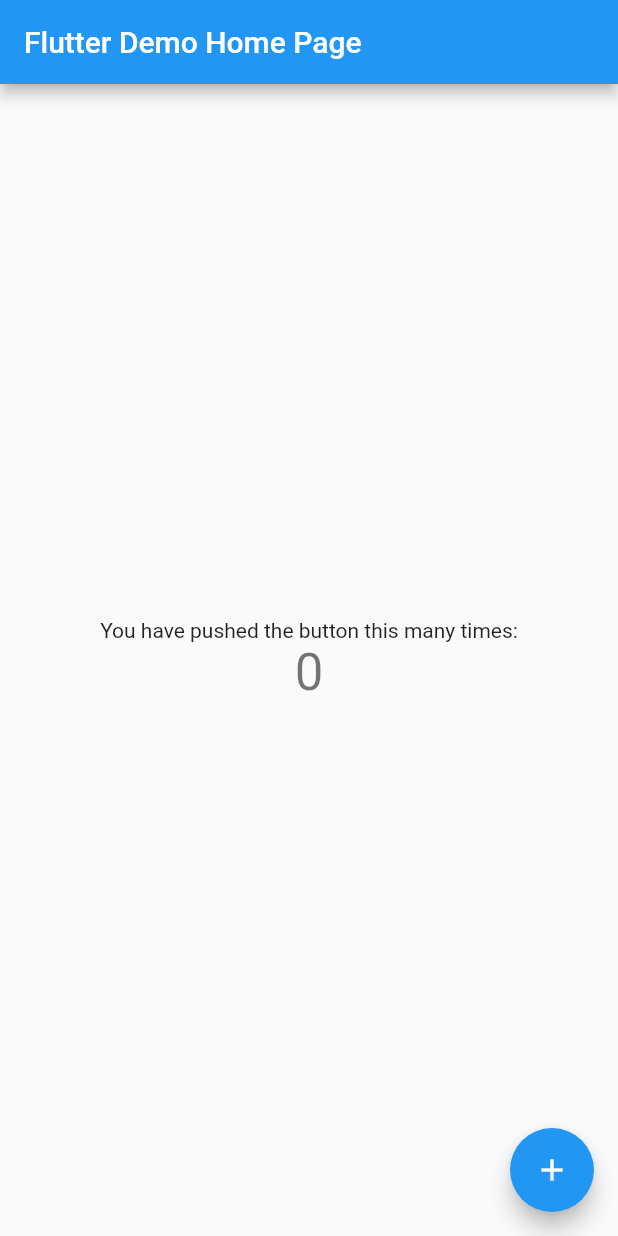
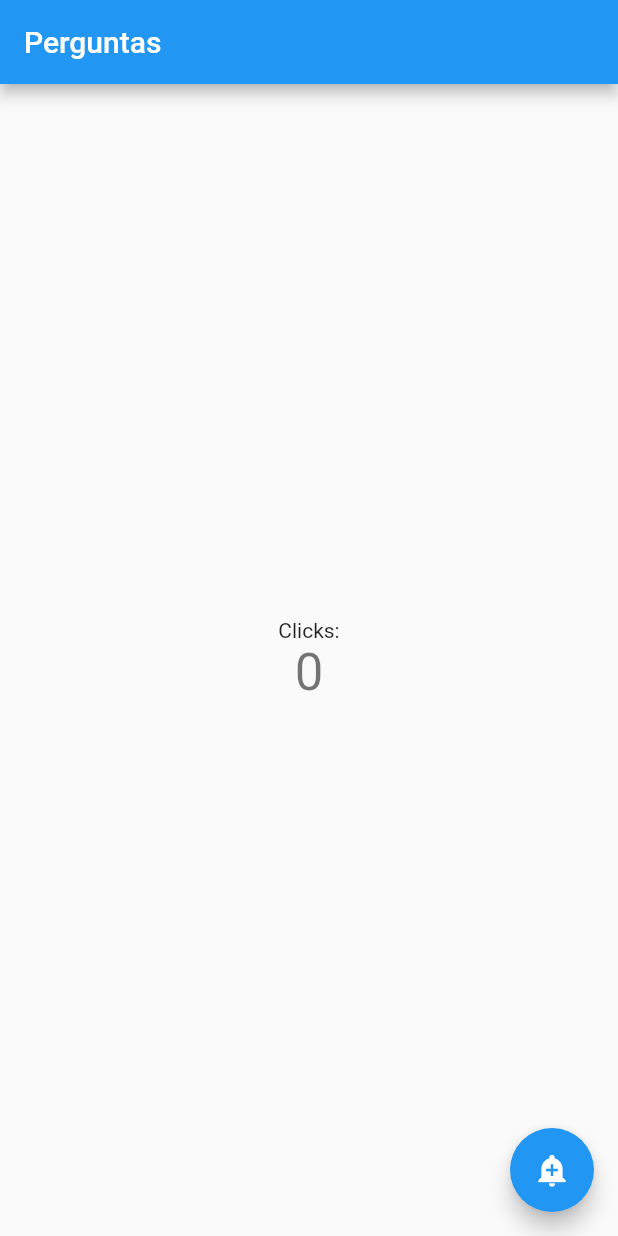
Before and after one commit to wellingtonzero21/Flutter, a Flutter app: the screen it shows after launch, on a phone screen of 412 x 824 dp. Run offline on Flutter 3.47's test engine with Material 2 defaults, Android fonts, the phone set to English and light mode, and no system bars.

Commit message:
começando do zero

```diff
--- a/projeto_perguntas/lib/main.dart
+++ b/projeto_perguntas/lib/main.dart
@@ -24,7 +24,7 @@ class MyApp extends StatelessWidget {
         // is not restarted.
         primarySwatch: Colors.blue,
       ),
-      home: const MyHomePage(title: 'Flutter Demo Home Page'),
+      home: const MyHomePage(title: 'Perguntas'),
     );
   }
 }
@@ -96,7 +96,7 @@ class _MyHomePageState extends State<MyHomePage> {
           mainAxisAlignment: MainAxisAlignment.center,
           children: <Widget>[
             const Text(
-              'You have pushed the button this many times:',
+              'Clicks:',
             ),
             Text(
               '$_counter',
@@ -108,8 +108,9 @@ class _MyHomePageState extends State<MyHomePage> {
       floatingActionButton: FloatingActionButton(
         onPressed: _incrementCounter,
         tooltip: 'Increment',
-        child: const Icon(Icons.add),
+        child: const Icon(Icons.add_alert),
       ), // This trailing comma makes auto-formatting nicer for build methods.
+
     );
   }
 }
```
Also changed, not shown: 1 other file.
